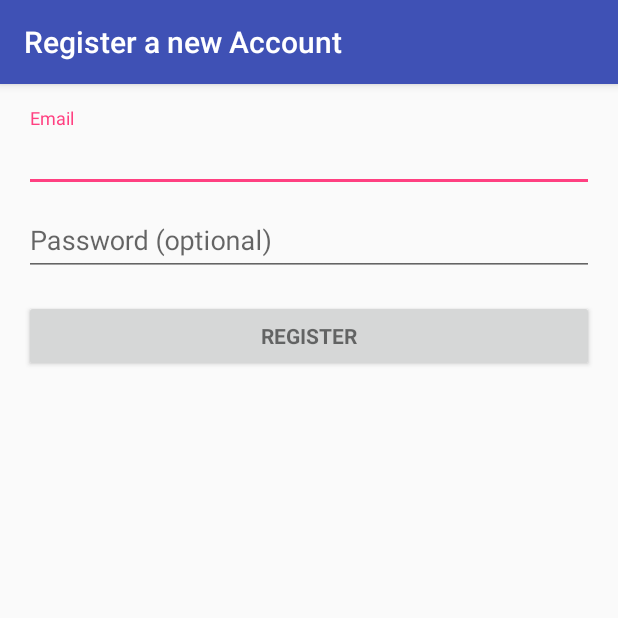
After one commit to ShaastraWebops/android-app-2018, an Android app: the RegisterActivity screen opened directly, with no data from a screen before it, on a phone screen of 412 x 824 dp, the top half of it. The commit adds this screen. Run offline under Robolectric (Android 15) with nearby library versions, the phone set to English and light mode, and no system bars; 1 statement that could not run was skipped.

Commit message:
Added a separate register activity

```diff
--- a/app/src/main/AndroidManifest.xml
+++ b/app/src/main/AndroidManifest.xml
@@ -48,7 +48,10 @@
         <activity android:name=".Main2Activity" />
         <activity
             android:name=".LoginActivity"
-            android:label="@string/title_activity_login"></activity>
+            android:label="@string/title_activity_login" />
+        <activity
+            android:name=".RegisterActivity"
+            android:label="@string/title_activity_register"></activity>
     </application>
 
 </manifest>
--- /dev/null
+++ b/app/src/main/res/layout/activity_register.xml
@@ -0,0 +1,77 @@
+<LinearLayout xmlns:android="http://schemas.android.com/apk/res/android"
+    xmlns:tools="http://schemas.android.com/tools"
+    android:layout_width="match_parent"
+    android:layout_height="match_parent"
+    android:gravity="center_horizontal"
+    android:orientation="vertical"
+    android:paddingBottom="@dimen/activity_vertical_margin"
+    android:paddingLeft="@dimen/activity_horizontal_margin"
+    android:paddingRight="@dimen/activity_horizontal_margin"
+    android:paddingTop="@dimen/activity_vertical_margin"
+    tools:context="webops.shaastra.iitm.shaastra2018.RegisterActivity">
+
+    <!-- register progress -->
+    <ProgressBar
+        android:id="@+id/register_progress"
+        style="?android:attr/progressBarStyleLarge"
+        android:layout_width="wrap_content"
+        android:layout_height="wrap_content"
+        android:layout_marginBottom="8dp"
+        android:visibility="gone" />
+
+    <ScrollView
+        android:id="@+id/register_form"
+        android:layout_width="match_parent"
+        android:layout_height="match_parent">
+
+        <LinearLayout
+            android:id="@+id/email_register_form"
+            android:layout_width="match_parent"
+            android:layout_height="wrap_content"
+            android:orientation="vertical">
+
+            <android.support.design.widget.TextInputLayout
+                android:layout_width="match_parent"
+                android:layout_height="wrap_content">
+
+                <AutoCompleteTextView
+                    android:id="@+id/email"
+                    android:layout_width="match_parent"
+                    android:layout_height="wrap_content"
+                    android:hint="@string/prompt_email"
+                    android:inputType="textEmailAddress"
+                    android:maxLines="1"
+                    android:singleLine="true" />
+
+            </android.support.design.widget.TextInputLayout>
+
+            <android.support.design.widget.TextInputLayout
+                android:layout_width="match_parent"
+                android:layout_height="wrap_content">
+
+                <EditText
+                    android:id="@+id/password"
+                    android:layout_width="match_parent"
+                    android:layout_height="wrap_content"
+                    android:hint="@string/prompt_password"
+                    android:imeActionId="@+id/register"
+                    android:imeActionLabel="Register"
+                    android:imeOptions="actionUnspecified"
+                    android:inputType="textPassword"
+                    android:maxLines="1"
+                    android:singleLine="true" />
+
+            </android.support.design.widget.TextInputLayout>
+
+            <Button
+                android:id="@+id/email_register_button"
+                style="?android:textAppearanceSmall"
+                android:layout_width="match_parent"
+                android:layout_height="wrap_content"
+                android:layout_marginTop="16dp"
+                android:text="Register"
+                android:textStyle="bold" />
+
+        </LinearLayout>
+    </ScrollView>
+</LinearLayout>
--- a/app/src/main/res/values/strings.xml
+++ b/app/src/main/res/values/strings.xml
@@ -14,4 +14,5 @@
     <string name="permission_rationale">"Contacts permissions are needed for providing email
         completions."
     </string>
+    <string name="title_activity_register">Register a new Account</string>
 </resources>
```
Also changed, not shown: app/src/main/java/webops/shaastra/iitm/shaastra2018/RegisterActivity.java (added, +251 -0 lines).
